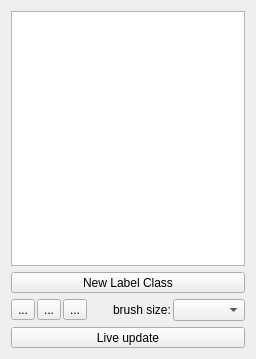
This is ilastik/applets/pixelClassification/labelingDrawer.ui in ilastik/ilastik as Qt 5 draws it before an edit. The edited form follows.
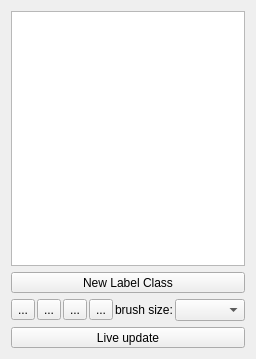
This is the edited form. Icons and pictures are not drawn. Custom widgets are drawn as their Qt base class.

Commit message: Added thresholding capability to ilastik/mri_volumetry via patch, Reason: remove this change later on easily when the workflow will be published

What changed in the file:
```diff
--- a/ilastik/applets/pixelClassification/labelingDrawer.ui
+++ b/ilastik/applets/pixelClassification/labelingDrawer.ui
@@ -103,6 +103,13 @@
        </property>
       </widget>
      </item>
+     <item>
+      <widget class="QToolButton" name="thresToolButton">
+       <property name="text">
+        <string>...</string>
+       </property>
+      </widget>
+     </item>
      <item>
       <spacer name="horizontalSpacer_3">
        <property name="orientation">
```
The commit also changes 2 other files.
